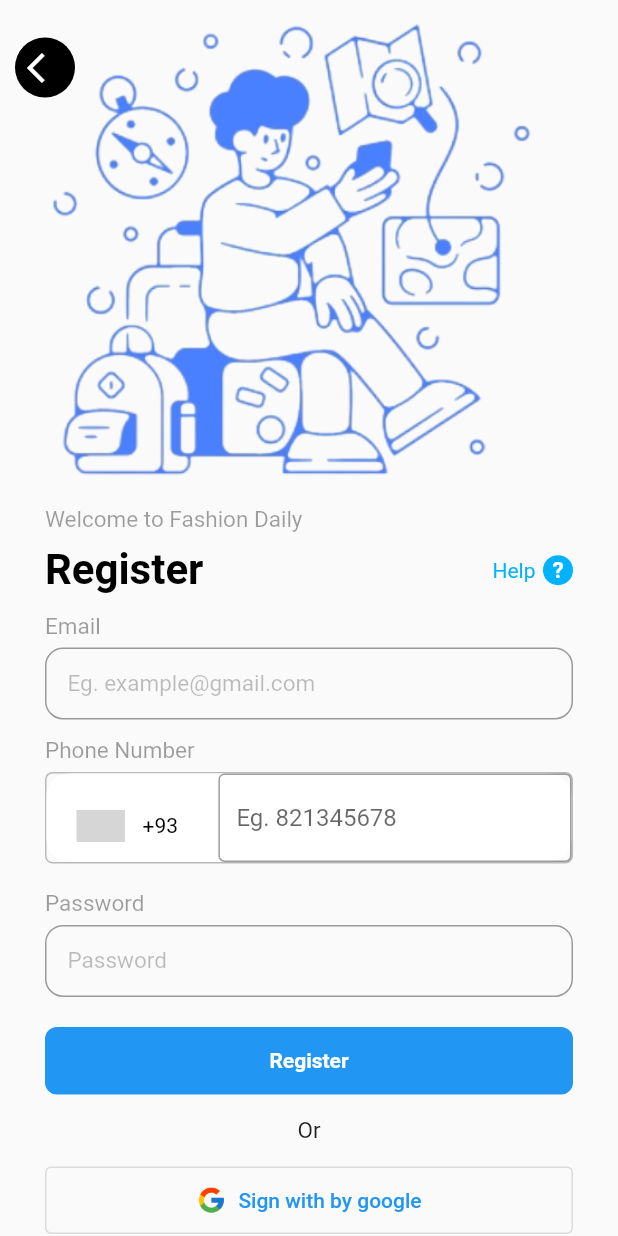
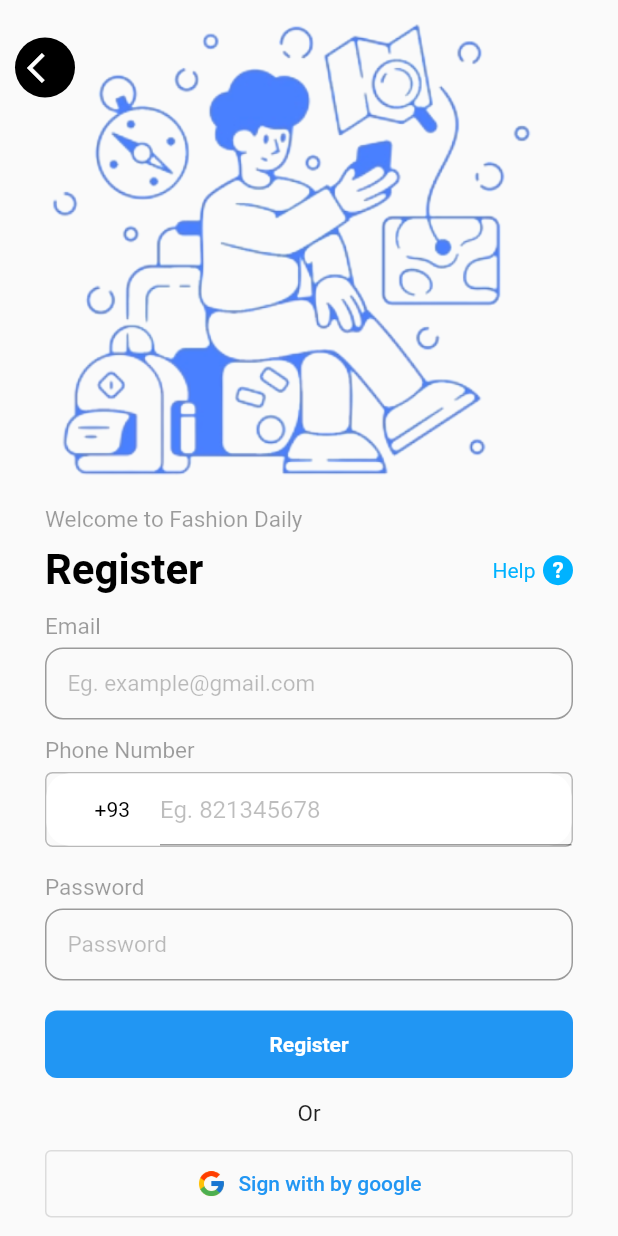
Before and after one commit to Abdullah-mamdouh/Sigin_Login, a Flutter app: the Register screen opened directly, on a phone screen of 412 x 824 dp. Run offline on Flutter 3.47's test engine with Material 2 defaults, Android fonts, the phone set to English and light mode, and no system bars; drawn by our look-alikes of intl_phone_number_input; our stand-ins replace page_transition; missing offline and left inert: country_pickers; grey boxes are pictures that could not be loaded.

Commit message:
Update phone_number.dart

```diff
--- a/lib/components/phone_number.dart
+++ b/lib/components/phone_number.dart
@@ -29,7 +29,12 @@ class _Flag_PhoneNumberState extends State<Flag_PhoneNumber> {
           InternationalPhoneNumberInput(
 
             textStyle: TextStyle(color: Colors.white,),
-            hintText: 'Eg. 821345678',
+            inputDecoration: InputDecoration(
+              hintText: 'Eg. 821345678',
+              hintStyle: TextStyle(
+                color: Colors.black26,
+              ),
+            ),
             cursorColor:Colors.black,
             onInputChanged: (PhoneNumber number) {
               print(number.phoneNumber);
@@ -38,6 +43,7 @@ class _Flag_PhoneNumberState extends State<Flag_PhoneNumber> {
               print(value);
             },
             selectorConfig: SelectorConfig(
+              showFlags: false,trailingSpace: false,
               selectorType: PhoneInputSelectorType.BOTTOM_SHEET,
             ),
             ignoreBlank: false,
```
